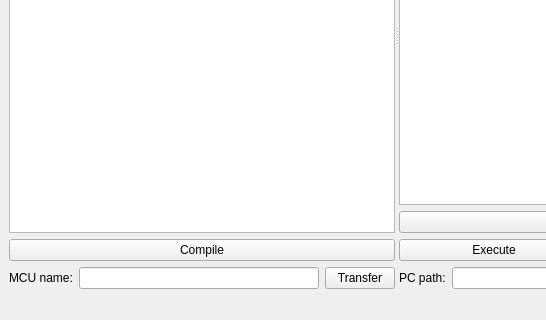
First picture: the form in gui/qt/mainwindow.ui, repository BetaRavener/uPyLoader, before the edit; both pictures show x 0 to 546 and y 277 to 597 of the 794 by 597 pixel window.
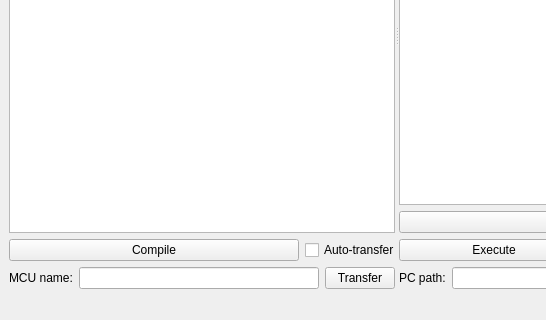
Second picture: the form after the edit. Icons and pictures are not drawn.

Commit message: Timestamps are now updated after compilation. Fixed missing auto-transfer checkbox in UI.

```diff
--- a/gui/qt/mainwindow.ui
+++ b/gui/qt/mainwindow.ui
@@ -321,6 +321,11 @@
           </property>
          </widget>
         </item>
+        <item>
+         <layout class="QHBoxLayout" name="horizontalLayout_7">
+          <property name="topMargin">
+           <number>0</number>
+          </property>
         <item>
          <widget class="QPushButton" name="compileButton">
           <property name="text">
@@ -329,6 +334,21 @@
          </widget>
         </item>
         <item>
+           <widget class="QCheckBox" name="autoTransferCheckBox">
+            <property name="maximumSize">
+             <size>
+              <width>90</width>
+              <height>16777215</height>
+             </size>
+            </property>
+            <property name="text">
+             <string>Auto-transfer</string>
+            </property>
+           </widget>
+          </item>
+         </layout>
+        </item>
+        <item>
          <layout class="QHBoxLayout" name="horizontalLayout_4">
           <property name="topMargin">
            <number>0</number>
```
Left out of the diff: 5 changed lines with no effect on the pictures. Lines whose indentation alone changed are shown as unchanged. The commit also changes 3 other files.
